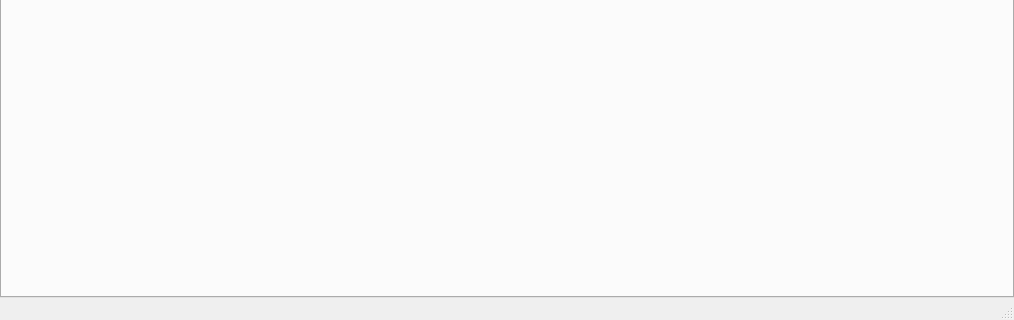
Qt form src/ui/main_window.ui (seigneurfuo/MyAnimeManager3) before a commit; both pictures show x 0 to 1014 and y 354 to 674 of the 1014 by 674 pixel window.
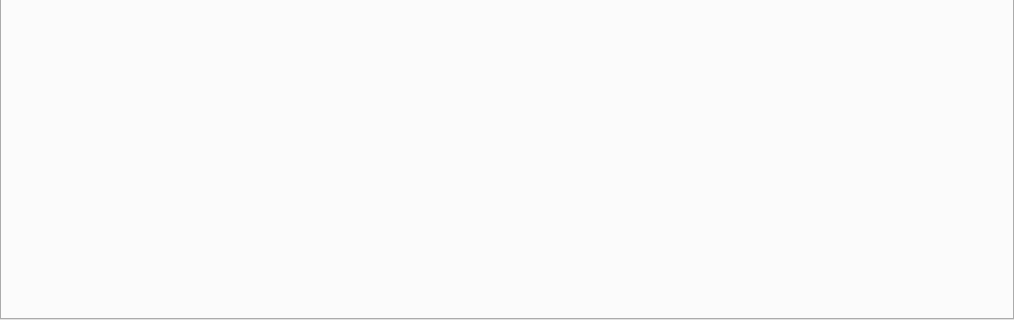
The same form after that commit. Icons and pictures are not drawn.

Commit message: Supression de la barre de status dans la fenêtre principale

What changed in the file:
```diff
--- a/src/ui/main_window.ui
+++ b/src/ui/main_window.ui
@@ -231,7 +231,6 @@
    <addaction name="menuExports"/>
    <addaction name="about_menu"/>
   </widget>
-  <widget class="QStatusBar" name="statusbar"/>
   <action name="quit_action">
    <property name="icon">
     <iconset>
```
